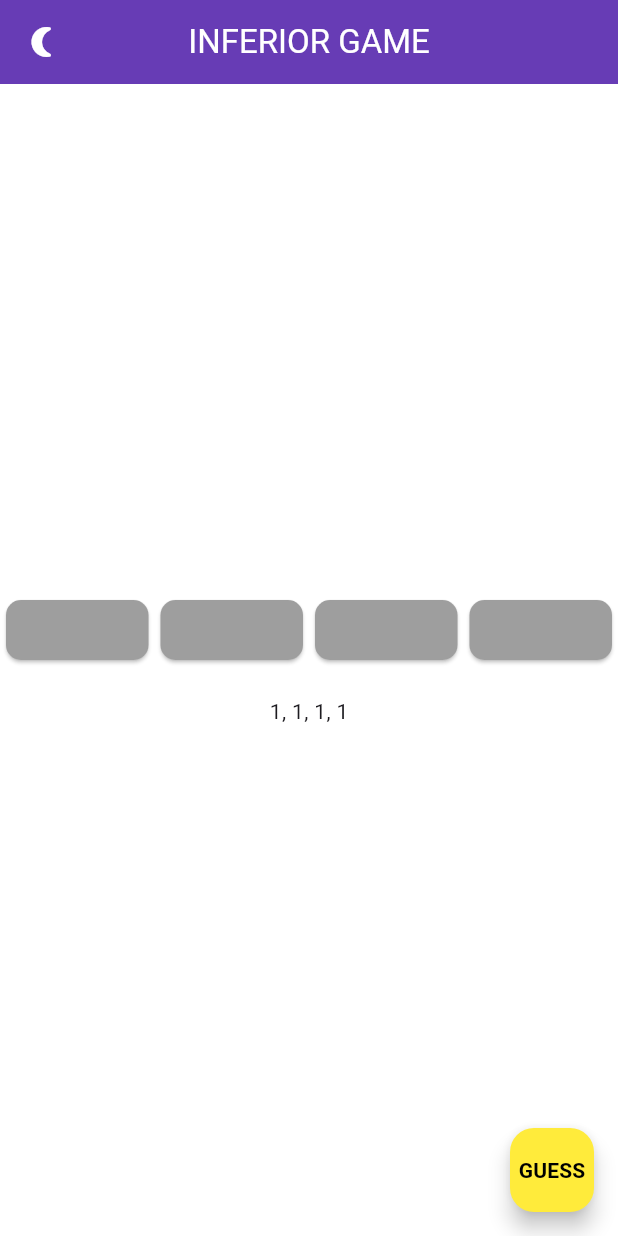
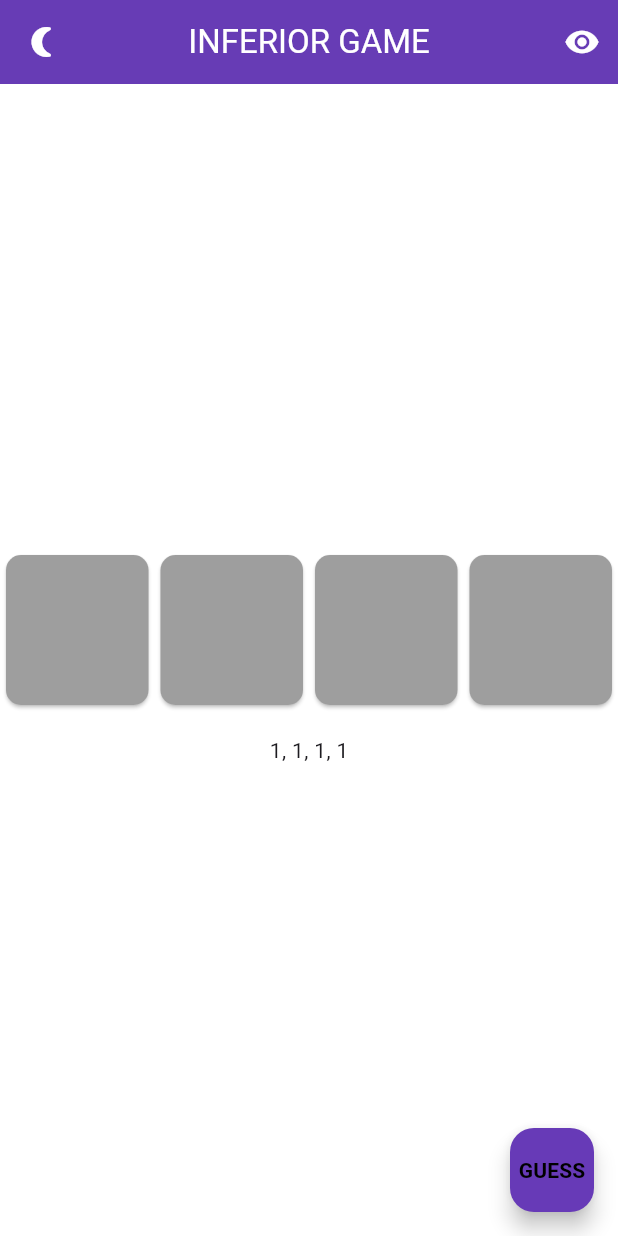
Before and after one commit to b3a7o/tpsit-25-26, a Flutter app: the screen it shows after launch, on a phone screen of 412 x 824 dp. Run offline on Flutter 3.47's test engine with Material 3 defaults, Android fonts, the phone set to English and light mode, and no system bars.

Commit message:
accessibility: colorblind mode

```diff
--- a/inferior_mind/lib/main.dart
+++ b/inferior_mind/lib/main.dart
@@ -40,6 +40,7 @@ class _MyAppState extends State<MyApp> {
           ),
           padding: const EdgeInsets.symmetric(horizontal: 20, vertical: 12),
           textStyle: const TextStyle(fontSize: 16, fontWeight: FontWeight.bold),
+          foregroundColor: Colors.black,
         )
       ),
 
@@ -115,6 +116,19 @@ class _MyAppState extends State<MyApp> {
           ),
           centerTitle: true,
           title: const Text("INFERIOR GAME"),
+          actions: [
+            IconButton(
+              onPressed: (){
+                setState(() {
+                  colorBlindModeActive = !colorBlindModeActive;
+                });
+              },
+              icon: Icon(
+                colorBlindModeActive ? Icons.color_lens : Icons.remove_red_eye,
+              ),
+              tooltip: 'ColorBlind mode, add numbers inside the buttons',
+            )
+          ],
         ),
         body: playing
             ? Center(
@@ -131,6 +145,8 @@ class _MyAppState extends State<MyApp> {
                               child: ElevatedButton(
                                 onPressed: () => updateIdex(i),
                                 style: ButtonStyle(
+                                  minimumSize: WidgetStateProperty.all(const Size(10, 100)),
+                                  maximumSize: WidgetStateProperty.all(const Size(10, 100)),
                                   backgroundColor: WidgetStateProperty.resolveWith(
                                     (states) => colors[currentIndexes[i]],
                                   ),
@@ -139,7 +155,16 @@ class _MyAppState extends State<MyApp> {
                                   textStyle: Theme.of(context).elevatedButtonTheme.style?.textStyle,
                                   foregroundColor: Theme.of(context).elevatedButtonTheme.style?.foregroundColor,
                                 ),
-                                child: null//Icon(Icons.refresh_rounded, color: Colors.black, size: 20),
+                                child: colorBlindModeActive
+                                  ? Text(
+                                    '${currentIndexes[i]}',
+                                    style: const TextStyle(
+                                      color: Colors.black,
+                                      fontWeight: FontWeight.bold,
+                                      fontSize: 40,
+                                    )
+                                  )
+                                  : null,
                               ),
                             ),
                           ),
@@ -172,14 +197,17 @@ class _MyAppState extends State<MyApp> {
                           playing = true;
                         });
                       },
-                      style: Theme.of(context).elevatedButtonTheme.style?.copyWith(
+                      style: ButtonStyle(
                         backgroundColor: WidgetStateProperty.all(Colors.deepPurple),
+                        minimumSize: WidgetStateProperty.all(const Size(200, 75)),
+                        maximumSize: WidgetStateProperty.all(const Size(200, 75)),
                       ),
                       child: const Text(
                         'Continue',
                         style: TextStyle(
-                          fontSize: 15,
-                          fontWeight: FontWeight.normal,
+                          fontSize: 35,
+                          fontWeight: FontWeight.bold,
+
                         ),
                       ),
                     ),
@@ -188,7 +216,7 @@ class _MyAppState extends State<MyApp> {
               ),
         floatingActionButton: playing
             ? FloatingActionButton(
-                backgroundColor: Colors.yellow,
+                backgroundColor: Colors.deepPurple,
                 onPressed: () {
                   setState(() {
                     if (codeFounded()) {
```
